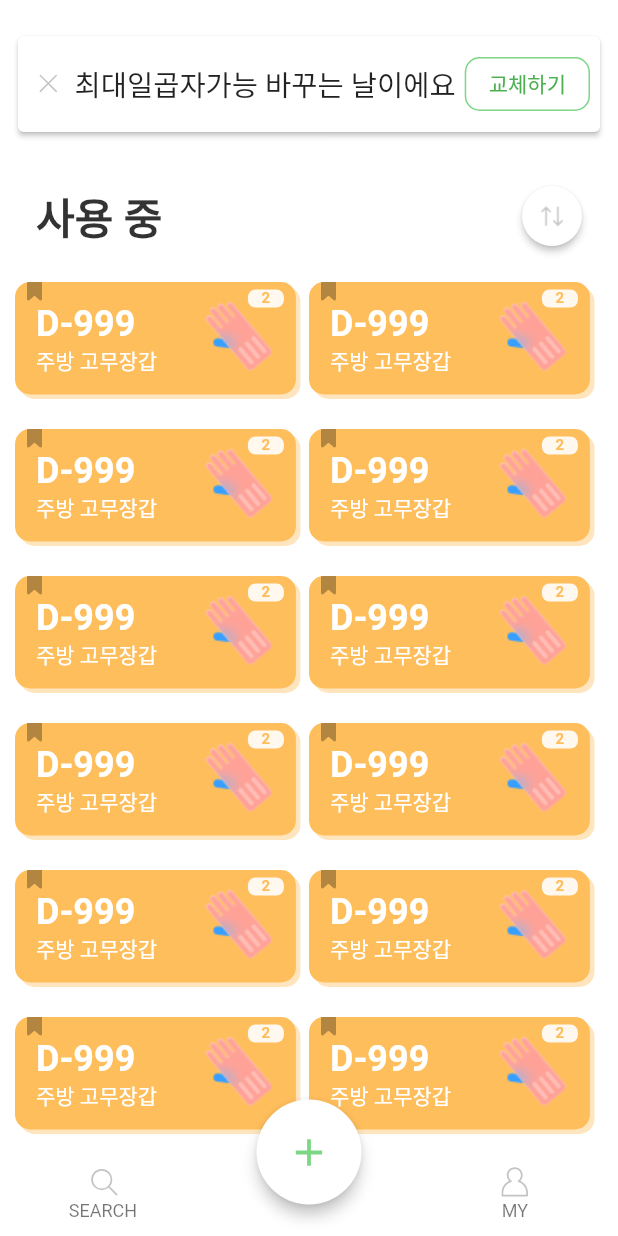
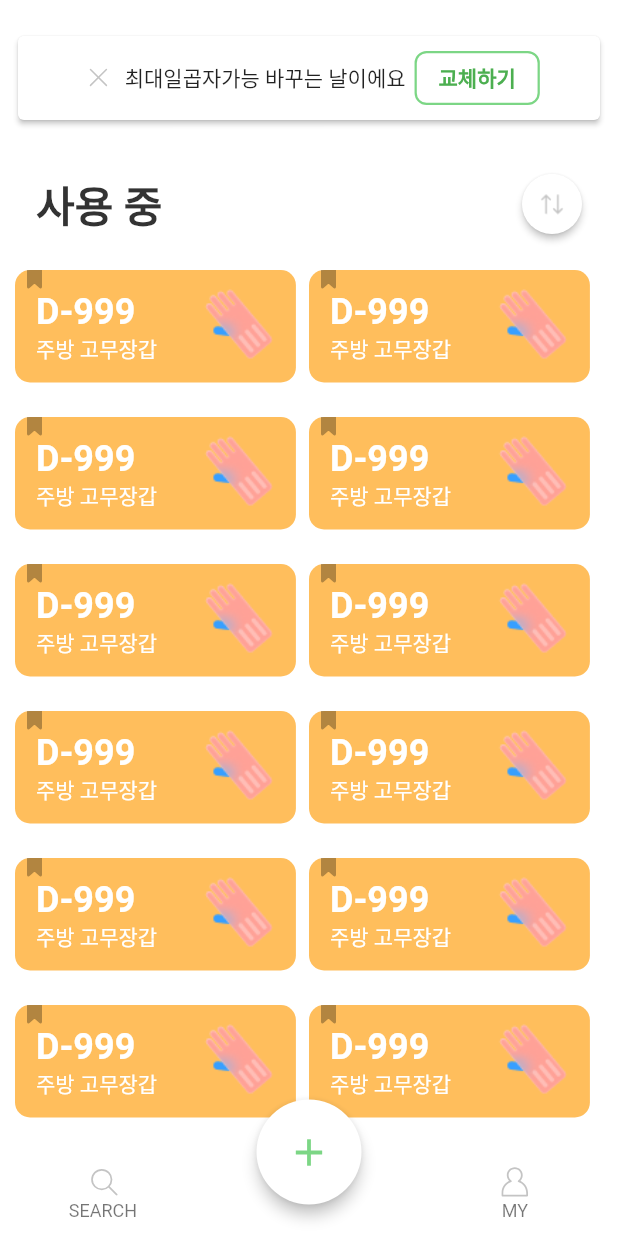
Before and after one commit to bentleypark/noticeme_v2, a Flutter app: the screen it shows after launch, on a phone screen of 412 x 824 dp. Run offline on Flutter 3.47's test engine with Material 2 defaults, Android fonts, the phone set to English and light mode, and no system bars; drawn by our look-alikes of auto_size_text; our stand-ins replace flutter_svg, get.

Commit message:
메인 화면 widget 수정

```diff
--- a/lib/presentation/manage/item_card_view.dart
+++ b/lib/presentation/manage/item_card_view.dart
@@ -47,7 +47,8 @@ class ItemCardView extends StatelessWidget {
                   padding: EdgeInsets.only(left: 8),
                   child: SvgPicture.asset('images/bookmark.svg'),
                 ),
-                Align(
+                userConsumable.child.length > 1
+                    ? Align(
                         alignment: Alignment.topRight,
                         child: Padding(
                           padding: EdgeInsets.only(right: 8, top: 5),
@@ -72,7 +73,8 @@ class ItemCardView extends StatelessWidget {
                             ),
                           ),
                         ),
-                ),
+                      )
+                    : SizedBox.shrink(),
                 Align(
                   alignment: Alignment.topRight,
                   child: Padding(
--- a/lib/presentation/manage/manage.dart
+++ b/lib/presentation/manage/manage.dart
@@ -25,6 +25,7 @@ class ManagePage extends GetView<ManageController> {
               children: [EmptyView()],
             )
           : SingleChildScrollView(
+              physics: BouncingScrollPhysics(),
               child: ColoredBox(
                 color: Colors.white,
                 child: Padding(
--- a/lib/presentation/manage/manage_view.dart
+++ b/lib/presentation/manage/manage_view.dart
@@ -78,7 +78,7 @@
                     'yellow',
                     [
                       UserConsumableChild(),
-                      UserConsumableChild(),
+                      // UserConsumableChild(),
                       // UserConsumableChild()
                     ],
                   ),
--- a/lib/presentation/manage/notification_view.dart
+++ b/lib/presentation/manage/notification_view.dart
@@ -12,6 +12,8 @@ class NotificationView extends StatelessWidget {
     return GetBuilder<NotificationController>(builder: (controller) {
       return Visibility(
         visible: controller.isVisible,
+        child: SizedBox(
+          height: 80,
           child: Card(
             elevation: 1.5,
             margin: EdgeInsets.fromLTRB(12, 0, 12, 24),
@@ -31,7 +33,8 @@ class NotificationView extends StatelessWidget {
                     padding: EdgeInsets.only(right: 6),
                     child: AutoSizeText(
                       '최대일곱자가능 바꾸는 날이에요',
-                    style: TextStyle(fontSize: 20, fontWeight: FontWeight.w400),
+                      style:
+                          TextStyle(fontSize: 14, fontWeight: FontWeight.w400),
                       maxLines: 1,
                     ),
                   ),
@@ -45,16 +48,17 @@ class NotificationView extends StatelessWidget {
                       textStyle: TextStyle(
                           color: COLOR_GREEN_ORANGE.parseColor(),
                           fontSize: 14,
-                        fontWeight: FontWeight.w400),
+                          fontWeight: FontWeight.w700),
                       side: BorderSide(
-                        color: COLOR_GREEN_ORANGE.parseColor(), width: 1),
+                          color: COLOR_GREEN_ORANGE.parseColor(), width: 1.5),
                       shape: RoundedRectangleBorder(
-                      borderRadius: BorderRadius.circular(10.0),
+                        borderRadius: BorderRadius.circular(8),
                       ),
                     ),
                   ),
                 )
               ],
+            ),
           ),
         ),
       );
```
Lines whose indentation alone changed are shown as unchanged.
